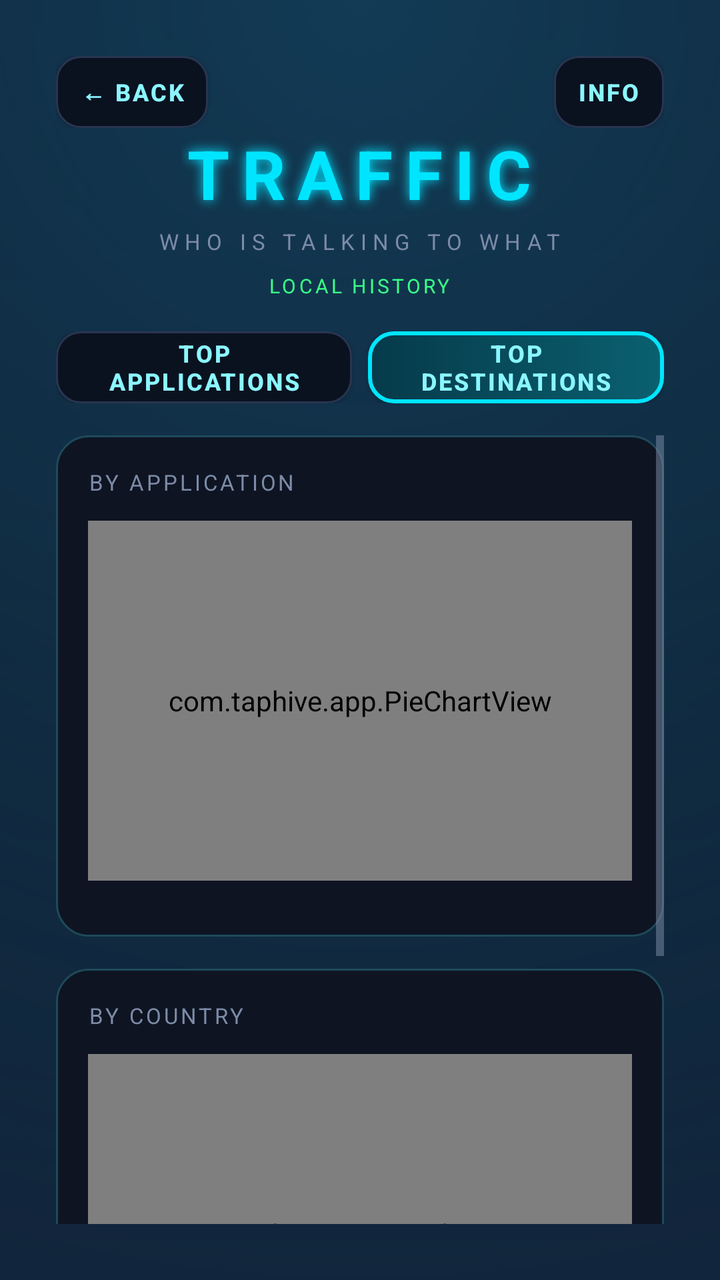
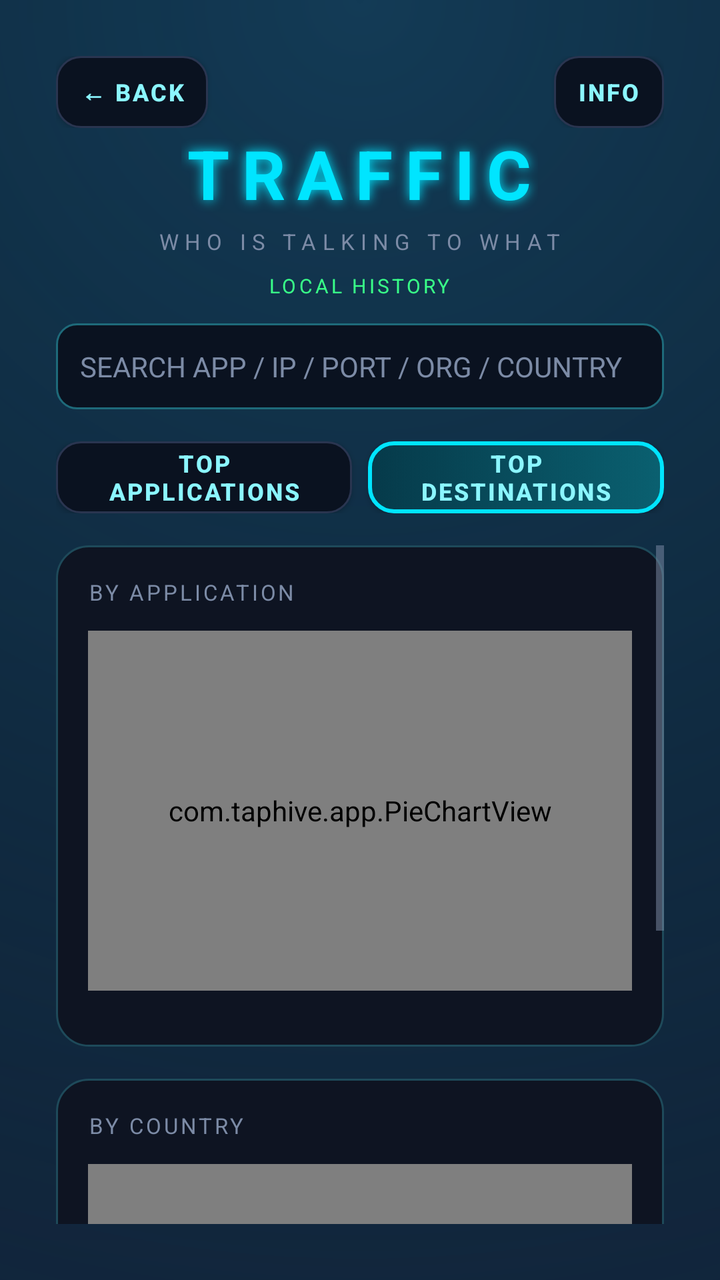

Screens rendered from an Android XML layout before and after an edit, with the pre-edit source and the edit as a unified diff.
<!-- AndroidManifest.xml: application theme AppTheme -->
<!-- res/layout/activity_traffic.xml -->
<?xml version="1.0" encoding="utf-8"?>
<LinearLayout xmlns:android="http://schemas.android.com/apk/res/android"
    android:layout_width="match_parent"
    android:layout_height="match_parent"
    android:background="@drawable/bg_main"
    android:orientation="vertical"
    android:padding="28dp">

    <LinearLayout
        android:layout_width="match_parent"
        android:layout_height="wrap_content"
        android:gravity="center_vertical"
        android:orientation="horizontal">

        <Button
            android:id="@+id/back"
            android:layout_width="wrap_content"
            android:layout_height="wrap_content"
            android:background="@drawable/neon_button_ghost"
            android:text="@string/back"
            style="@style/NeonSmallButton" />

        <View
            android:layout_width="0dp"
            android:layout_height="1dp"
            android:layout_weight="1" />

        <Button
            android:id="@+id/info"
            android:layout_width="wrap_content"
            android:layout_height="wrap_content"
            android:background="@drawable/neon_button_ghost"
            android:text="@string/info"
            style="@style/NeonSmallButton" />
    </LinearLayout>

    <TextView
        android:layout_width="wrap_content"
        android:layout_height="wrap_content"
        android:layout_gravity="center_horizontal"
        android:text="@string/traffic_title"
        style="@style/NeonTitle" />

    <TextView
        android:layout_width="wrap_content"
        android:layout_height="wrap_content"
        android:layout_gravity="center_horizontal"
        android:layout_marginTop="4dp"
        android:text="@string/traffic_subtitle"
        style="@style/NeonSubtitle" />

    <TextView
        android:id="@+id/history_info"
        android:layout_width="wrap_content"
        android:layout_height="wrap_content"
        android:layout_gravity="center_horizontal"
        android:layout_marginTop="8dp"
        android:text="@string/history_placeholder"
        android:textColor="@color/neon_green"
        android:textSize="10sp"
        android:letterSpacing="0.14" />

    <LinearLayout
        android:layout_width="match_parent"
        android:layout_height="wrap_content"
        android:layout_marginTop="16dp"
        android:orientation="horizontal">

        <Button
            android:id="@+id/tab_apps"
            android:layout_width="0dp"
            android:layout_height="wrap_content"
            android:layout_weight="1"
            android:background="@drawable/neon_button_ghost"
            android:text="@string/top_applications"
            style="@style/NeonSmallButton" />

        <Button
            android:id="@+id/tab_destinations"
            android:layout_width="0dp"
            android:layout_height="wrap_content"
            android:layout_marginStart="8dp"
            android:layout_weight="1"
            android:background="@drawable/neon_button_cyan"
            android:text="@string/traffic_top_destinations"
            style="@style/NeonSmallButton" />
    </LinearLayout>

    <ScrollView
        android:layout_width="match_parent"
        android:layout_height="0dp"
        android:layout_marginTop="16dp"
        android:layout_weight="1"
        android:fillViewport="true">

        <LinearLayout
            android:layout_width="match_parent"
            android:layout_height="wrap_content"
            android:orientation="vertical">

            <LinearLayout
                android:layout_width="match_parent"
                android:layout_height="wrap_content"
                android:background="@drawable/neon_card"
                android:orientation="vertical">

                <TextView
                    android:layout_width="match_parent"
                    android:layout_height="wrap_content"
                    android:text="@string/traffic_by_app"
                    style="@style/NeonLabel" />

                <com.taphive.app.PieChartView
                    android:id="@+id/pie_app"
                    android:layout_width="match_parent"
                    android:layout_height="180dp"
                    android:layout_marginTop="12dp" />

                <HorizontalScrollView
                    android:layout_width="match_parent"
                    android:layout_height="wrap_content"
                    android:layout_marginTop="12dp"
                    android:fillViewport="true"
                    android:scrollbars="none">
                    <LinearLayout
                        android:id="@+id/legend_app"
                        android:layout_width="wrap_content"
                        android:layout_height="wrap_content"
                        android:orientation="horizontal" />
                </HorizontalScrollView>
            </LinearLayout>

            <LinearLayout
                android:layout_width="match_parent"
                android:layout_height="wrap_content"
                android:layout_marginTop="16dp"
                android:background="@drawable/neon_card"
                android:orientation="vertical">

                <TextView
                    android:layout_width="match_parent"
                    android:layout_height="wrap_content"
                    android:text="@string/traffic_by_country"
                    style="@style/NeonLabel" />

                <com.taphive.app.PieChartView
                    android:id="@+id/pie_country"
                    android:layout_width="match_parent"
                    android:layout_height="180dp"
                    android:layout_marginTop="12dp" />

                <HorizontalScrollView
                    android:layout_width="match_parent"
                    android:layout_height="wrap_content"
                    android:layout_marginTop="12dp"
                    android:fillViewport="true"
                    android:scrollbars="none">
                    <LinearLayout
                        android:id="@+id/legend_country"
                        android:layout_width="wrap_content"
                        android:layout_height="wrap_content"
                        android:orientation="horizontal" />
                </HorizontalScrollView>
            </LinearLayout>

            <LinearLayout
                android:layout_width="match_parent"
                android:layout_height="wrap_content"
                android:layout_marginTop="12dp"
                android:background="@drawable/neon_card"
                android:orientation="vertical">

                <LinearLayout
                    android:id="@+id/applications_list"
                    android:layout_width="match_parent"
                    android:layout_height="wrap_content"
                    android:layout_marginTop="12dp"
                    android:orientation="vertical"
                    android:visibility="gone" />

                <LinearLayout
                    android:id="@+id/destinations_list"
                    android:layout_width="match_parent"
                    android:layout_height="wrap_content"
                    android:layout_marginTop="12dp"
                    android:orientation="vertical" />
            </LinearLayout>

            <View
                android:layout_width="match_parent"
                android:layout_height="24dp" />
        </LinearLayout>
    </ScrollView>
</LinearLayout>
<!-- resources referenced by this layout -->
<resources>
  <color name="neon_green">#39FF88</color>
  <!-- drawable neon_card (drawable) -->
  <?xml version="1.0" encoding="utf-8"?>
  <shape xmlns:android="http://schemas.android.com/apk/res/android" android:shape="rectangle">
      <solid android:color="@color/neon_surface" />
      <stroke
          android:width="1dp"
          android:color="#1E4A5A" />
      <corners android:radius="16dp" />
      <padding
          android:bottom="16dp"
          android:left="16dp"
          android:right="16dp"
          android:top="16dp" />
  </shape>
  <string name="back">← BACK</string>
  <string name="history_placeholder">LOCAL HISTORY</string>
  <string name="info">INFO</string>
  <string name="top_applications">TOP APPLICATIONS</string>
  <string name="traffic_by_app">BY APPLICATION</string>
  <string name="traffic_by_country">BY COUNTRY</string>
  <string name="traffic_subtitle">WHO IS TALKING TO WHAT</string>
  <string name="traffic_title">TRAFFIC</string>
  <string name="traffic_top_destinations">TOP DESTINATIONS</string>
  <style name="NeonLabel">
          <item name="android:textColor">@color/neon_muted</item>
          <item name="android:textSize">11sp</item>
          <item name="android:letterSpacing">0.12</item>
      </style>
  <style name="NeonSmallButton">
          <item name="android:textColor">@color/neon_cyan_soft</item>
          <item name="android:textSize">12sp</item>
          <item name="android:textStyle">bold</item>
          <item name="android:letterSpacing">0.08</item>
          <item name="android:minHeight">36dp</item>
          <item name="android:minWidth">0dp</item>
          <item name="android:paddingStart">12dp</item>
          <item name="android:paddingEnd">12dp</item>
      </style>
  <style name="NeonSubtitle">
          <item name="android:textColor">@color/neon_muted</item>
          <item name="android:textSize">11sp</item>
          <item name="android:letterSpacing">0.28</item>
      </style>
  <style name="NeonTitle">
          <item name="android:textColor">@color/neon_cyan</item>
          <item name="android:textSize">34sp</item>
          <item name="android:textStyle">bold</item>
          <item name="android:letterSpacing">0.18</item>
          <item name="android:shadowColor">@color/neon_cyan</item>
          <item name="android:shadowDx">0</item>
          <item name="android:shadowDy">0</item>
          <item name="android:shadowRadius">14</item>
      </style>
  <color name="neon_bg_end">#101A2E</color>
  <color name="neon_bg">#070A12</color>
  <color name="neon_cyan">#00E5FF</color>
  <color name="neon_cyan_soft">#8BF6FF</color>
  <color name="neon_dim">#2A3550</color>
  <color name="neon_surface">#0E1422</color>
  <color name="neon_muted">#7C8BA6</color>
  <color name="neon_text">#E6F4FF</color>
  <!-- unchanged entries left out for length: 4 -->
</resources>

<!-- the commit's change to res/layout/activity_traffic.xml (unified diff, before → after) -->
@@ -59,6 +59,17 @@
         android:textColor="@color/neon_green"
         android:textSize="10sp"
         android:letterSpacing="0.14" />
+
+    <EditText
+        android:id="@+id/search"
+        android:layout_width="match_parent"
+        android:layout_height="wrap_content"
+        android:layout_marginTop="12dp"
+        android:hint="@string/traffic_search_hint"
+        android:inputType="text"
+        android:maxLines="1"
+        android:singleLine="true"
+        style="@style/NeonField" />
 
     <LinearLayout
         android:layout_width="match_parent"
<!-- resource entries referenced after the edit -->
@@ -21,9 +21,17 @@
   <string name="top_applications">TOP APPLICATIONS</string>
   <string name="traffic_by_app">BY APPLICATION</string>
   <string name="traffic_by_country">BY COUNTRY</string>
+  <string name="traffic_search_hint">SEARCH APP / IP / PORT / ORG / COUNTRY</string>
   <string name="traffic_subtitle">WHO IS TALKING TO WHAT</string>
   <string name="traffic_title">TRAFFIC</string>
   <string name="traffic_top_destinations">TOP DESTINATIONS</string>
+  <style name="NeonField">
+          <item name="android:textColor">@color/neon_text</item>
+          <item name="android:textColorHint">@color/neon_muted</item>
+          <item name="android:background">@drawable/neon_field</item>
+          <item name="android:padding">12dp</item>
+          <item name="android:textSize">14sp</item>
+      </style>
   <style name="NeonLabel">
           <item name="android:textColor">@color/neon_muted</item>
           <item name="android:textSize">11sp</item>
@@ -61,6 +69,15 @@
   <color name="neon_dim">#2A3550</color>
   <color name="neon_surface">#0E1422</color>
   <color name="neon_muted">#7C8BA6</color>
+  <!-- drawable neon_field (drawable) -->
+  <?xml version="1.0" encoding="utf-8"?>
+  <shape xmlns:android="http://schemas.android.com/apk/res/android" android:shape="rectangle">
+      <solid android:color="#0A1220" />
+      <stroke
+          android:width="1dp"
+          android:color="#1E6A7A" />
+      <corners android:radius="10dp" />
+  </shape>
   <color name="neon_text">#E6F4FF</color>
   <!-- unchanged entries left out for length: 4 -->
 </resources>
